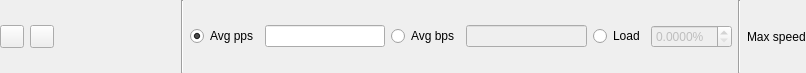
Qt form client/portwidget.ui (pstavirs/ostinato) before a commit.
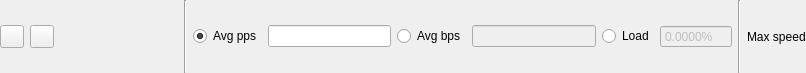
The same form after that commit. Icons and pictures are not drawn.

Commit message: Reduce UI width of load % input box

The edit to the form file:
```diff
--- a/client/portwidget.ui
+++ b/client/portwidget.ui
@@ -121,12 +121,18 @@
        <property name="enabled">
         <bool>false</bool>
        </property>
+       <property name="buttonSymbols">
+        <enum>QAbstractSpinBox::NoButtons</enum>
+       </property>
        <property name="suffix">
         <string>%</string>
        </property>
        <property name="decimals">
         <number>4</number>
        </property>
+       <property name="maximum">
+        <double>999.999900000000025</double>
+       </property>
       </widget>
      </item>
      <item>
```
The commit also changes 1 other file.
